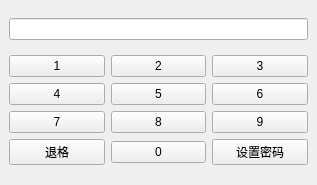
Rx584/7355608, file bombdismantlement.ui: the form before one commit.
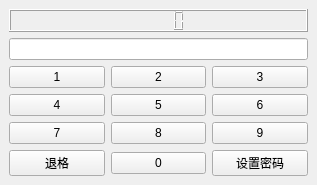
The form after the commit.

Commit message: 创建主代码，更新了Ui

The edit to the form file:
```diff
--- a/bombdismantlement.ui
+++ b/bombdismantlement.ui
@@ -19,6 +19,9 @@
   </property>
   <widget class="QWidget" name="centralwidget">
    <layout class="QVBoxLayout" name="verticalLayout">
+    <item>
+     <widget class="QLCDNumber" name="time"/>
+    </item>
     <item>
      <widget class="QLineEdit" name="password"/>
     </item>
```
Left out of the diff: 22 changed lines with no effect on the pictures. The commit also changes 2 other files.
